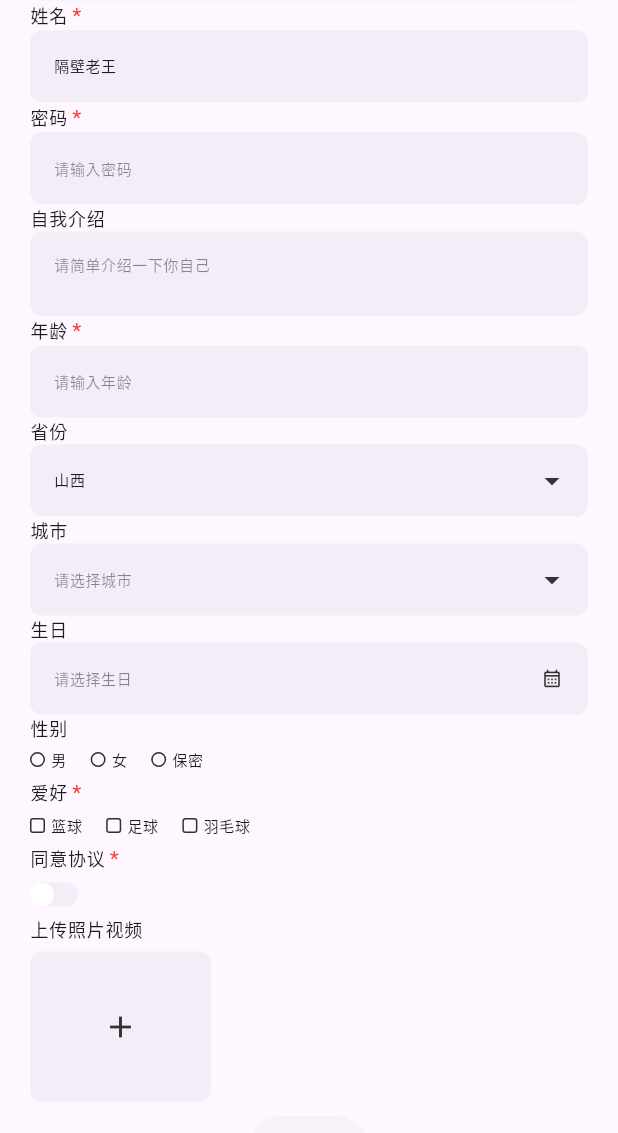
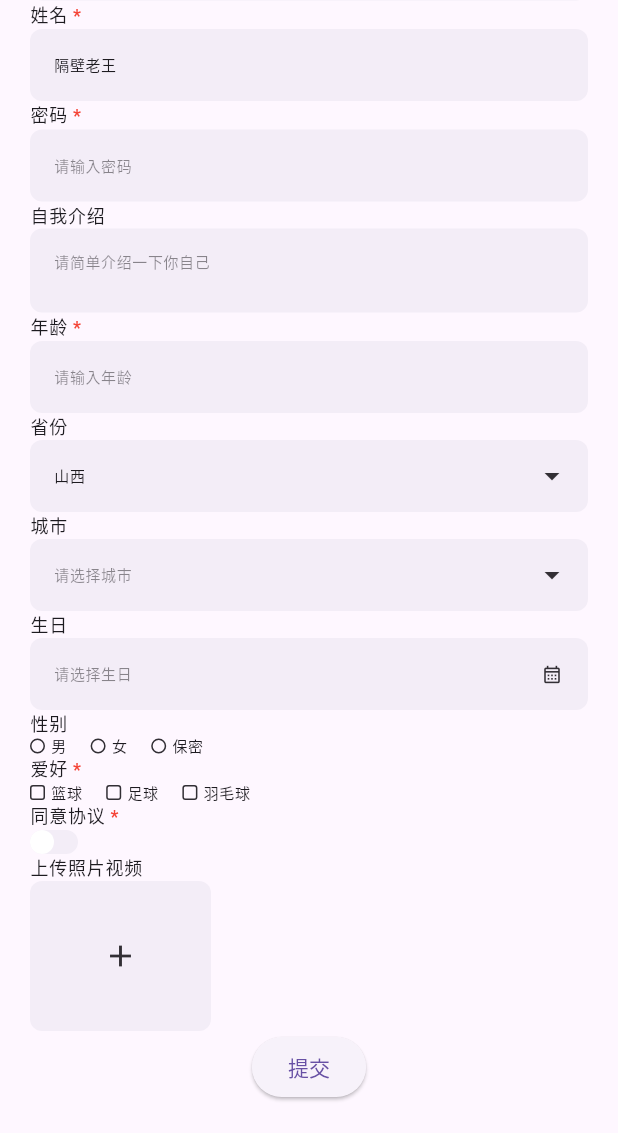
Before and after one commit to maxmeng93/flutter_json_gen_form, a Flutter app: the screen it shows after launch, scrolled down 162 dp, on a phone screen of 412 x 824 dp, the part 103-1236 px from its top. Run offline on Flutter 3.47's test engine with Material 3 defaults, Android fonts, the phone set to English and light mode, and no system bars; our stand-ins replace image_picker, video_player; missing offline and left inert: defer_pointer, omni_datetime_picker.

Commit message:
优化样式显示

```diff
--- a/lib/src/widgets/control_label.dart
+++ b/lib/src/widgets/control_label.dart
@@ -26,16 +26,18 @@ class ControlLabel extends StatelessWidget {
     TextTheme theme = Theme.of(context).textTheme;
     TextStyle? style = decoration?.controlLabelStyle ?? theme.labelSmall;
 
-    Widget child = Row(
-      crossAxisAlignment: CrossAxisAlignment.center,
-      children: [
-        Text(label, style: style),
-        const SizedBox(width: 3),
-        Visibility(
-          visible: required,
-          child: const Text('*', style: TextStyle(color: Colors.red)),
-        ),
-      ],
+    Widget child = RichText(
+      text: TextSpan(
+        style: style,
+        children: [
+          TextSpan(text: label),
+          if (required)
+            const TextSpan(
+              text: ' *',
+              style: TextStyle(color: Colors.red),
+            ),
+        ],
+      ),
     );
 
     if (controlLabelWrap != null) {
--- a/lib/src/widgets/inner_wrap.dart
+++ b/lib/src/widgets/inner_wrap.dart
@@ -8,9 +8,8 @@ class InnerWrap extends StatelessWidget {
 
   @override
   Widget build(BuildContext context) {
-    return Container(
+    return SizedBox(
       width: double.infinity,
-      padding: const EdgeInsets.fromLTRB(0, 6, 0, 6),
       child: child,
     );
   }
```
Also changed, not shown: lib/src/widgets/group_label.dart (+12 -10 lines).
